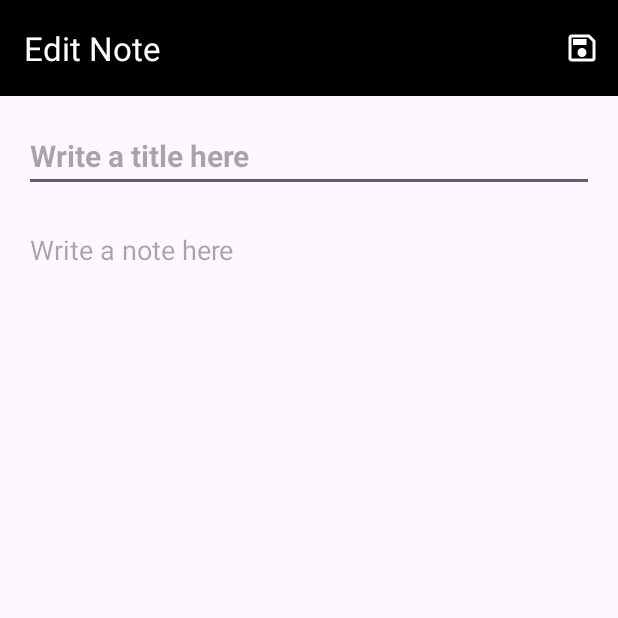
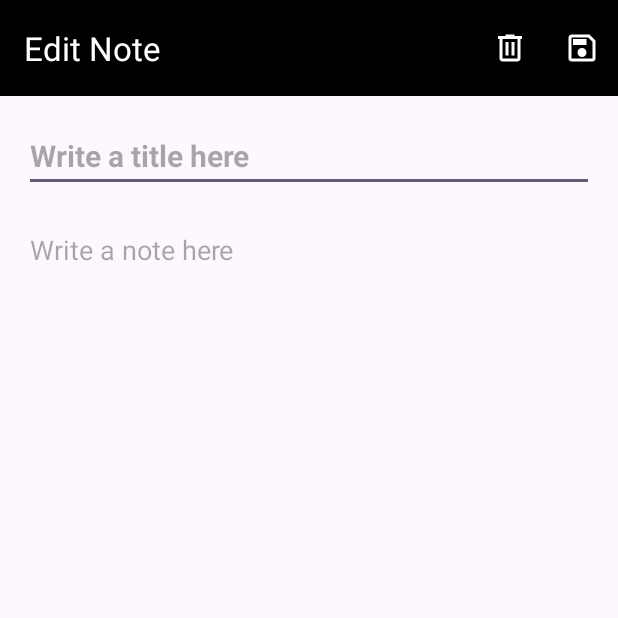
Before and after one commit to laisferreirinha/Notes, an Android app: the screen it shows after launch (NoteActivity), after a tap on "New note", on a phone screen of 412 x 824 dp, the top half of it. Run offline under Robolectric (Android 15) with nearby library versions, the phone set to English and light mode, and no system bars.

Commit message:
Updated Menu Note

```diff
--- /dev/null
+++ b/App/app/src/main/res/drawable/delete.xml
@@ -0,0 +1,10 @@
+<vector xmlns:android="http://schemas.android.com/apk/res/android"
+    android:width="24dp"
+    android:height="24dp"
+    android:viewportWidth="960"
+    android:viewportHeight="960"
+    android:tint="?attr/colorControlNormal">
+  <path
+      android:fillColor="@android:color/white"
+      android:pathData="M280,840Q247,840 223.5,816.5Q200,793 200,760L200,240L160,240L160,160L360,160L360,120L600,120L600,160L800,160L800,240L760,240L760,760Q760,793 736.5,816.5Q713,840 680,840L280,840ZM680,240L280,240L280,760Q280,760 280,760Q280,760 280,760L680,760Q680,760 680,760Q680,760 680,760L680,240ZM360,680L440,680L440,320L360,320L360,680ZM520,680L600,680L600,320L520,320L520,680ZM280,240L280,240L280,760Q280,760 280,760Q280,760 280,760L280,760Q280,760 280,760Q280,760 280,760L280,240Z"/>
+</vector>
--- a/App/app/src/main/res/menu/menu_note.xml
+++ b/App/app/src/main/res/menu/menu_note.xml
@@ -1,6 +1,16 @@
 <?xml version="1.0" encoding="utf-8"?>
 <menu xmlns:app="http://schemas.android.com/apk/res-auto"
     xmlns:android="http://schemas.android.com/apk/res/android">
+
+    <item
+        android:id="@+id/action_delete_item"
+        android:layout_width="wrap_content"
+        android:layout_height="wrap_content"
+        android:icon="@drawable/delete"
+        app:iconTint="@color/white"
+        android:title="@string/delete_item_menu"
+        app:showAsAction="ifRoom"
+        />
 
     <item
         android:id="@+id/action_save_item"
@@ -11,4 +21,5 @@
         android:title="@string/save_item_menu"
         app:showAsAction="ifRoom" />
 
+
 </menu>
--- a/App/app/src/main/res/values/strings.xml
+++ b/App/app/src/main/res/values/strings.xml
@@ -9,6 +9,6 @@
     <string name ="title_hint">Write a title here</string>
     <string name ="note_hint">Write a note here</string>
     <string name="save_item_menu">Save note</string>
-
+    <string name="delete_item_menu">Delete note</string>
 
 </resources>
```
